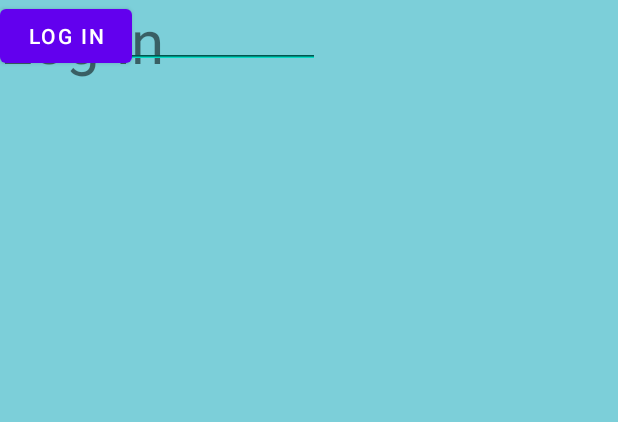
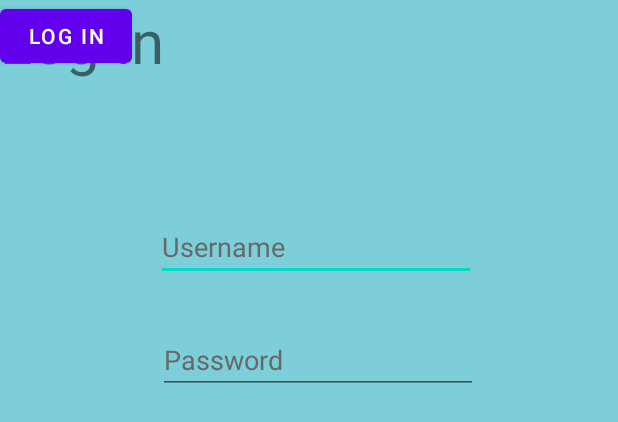
Before and after one commit to andreisdc/ProjectDAWN, an Android app: the layout activity_login.xml on its own in the app's theme, with its tools: preview values and no code run, on a phone screen of 412 x 824 dp. Shown: the top 422 px of the screen. Run offline under Robolectric (Android 15) with nearby library versions, the phone set to English and light mode, and no system bars.

Commit message:
Change Main

```diff
--- a/app/src/main/AndroidManifest.xml
+++ b/app/src/main/AndroidManifest.xml
@@ -11,17 +11,20 @@
         android:supportsRtl="true"
         android:theme="@style/Theme.MyProperty"
         tools:targetApi="31">
+
         <activity
             android:name=".LoginActivity"
-            android:exported="false" />
+            android:exported="true">
+
+					<intent-filter>
+						<action android:name="android.intent.action.MAIN" />
+						<category android:name="android.intent.category.LAUNCHER" />
+					</intent-filter>
+				</activity>
+
         <activity
             android:name=".MainActivity"
-            android:exported="true">
-            <intent-filter>
-                <action android:name="android.intent.action.MAIN" />
-
-                <category android:name="android.intent.category.LAUNCHER" />
-            </intent-filter>
+            android:exported="false">
         </activity>
     </application>
 
--- a/app/src/main/res/layout/activity_login.xml
+++ b/app/src/main/res/layout/activity_login.xml
@@ -22,25 +22,33 @@
 		android:id="@+id/logInTextUsername"
 		android:layout_width="wrap_content"
 		android:layout_height="wrap_content"
+		android:layout_marginStart="105dp"
+		android:layout_marginTop="88dp"
+		android:layout_marginEnd="96dp"
+		android:layout_marginBottom="30dp"
 		android:ems="10"
+		android:hint="Username"
 		android:inputType="textPersonName"
 		android:text=""
-        android:hint="Username"
 		android:textColorHint="@color/lightGray"
-        tools:layout_editor_absoluteX="105dp"
-        tools:layout_editor_absoluteY="275dp"
+		app:layout_constraintBottom_toTopOf="@+id/logInTextPassword"
+		app:layout_constraintEnd_toEndOf="parent"
+		app:layout_constraintStart_toStartOf="parent"
+		app:layout_constraintTop_toBottomOf="@+id/textView"
 		tools:ignore="MissingConstraints" />
 
 	<EditText
 		android:id="@+id/logInTextPassword"
 		android:layout_width="wrap_content"
 		android:layout_height="wrap_content"
+		android:layout_marginStart="105dp"
+		android:layout_marginTop="30dp"
 		android:ems="10"
+		android:hint="Password"
 		android:inputType="textPassword"
-        android:hint="Password"
 		android:textColorHint="@color/lightGray"
-        tools:layout_editor_absoluteX="105dp"
-        tools:layout_editor_absoluteY="350dp"
+		app:layout_constraintStart_toStartOf="parent"
+		app:layout_constraintTop_toBottomOf="@+id/logInTextUsername"
 		tools:ignore="MissingConstraints" />
 
     <Button
```
Lines whose indentation alone changed are shown as unchanged.
